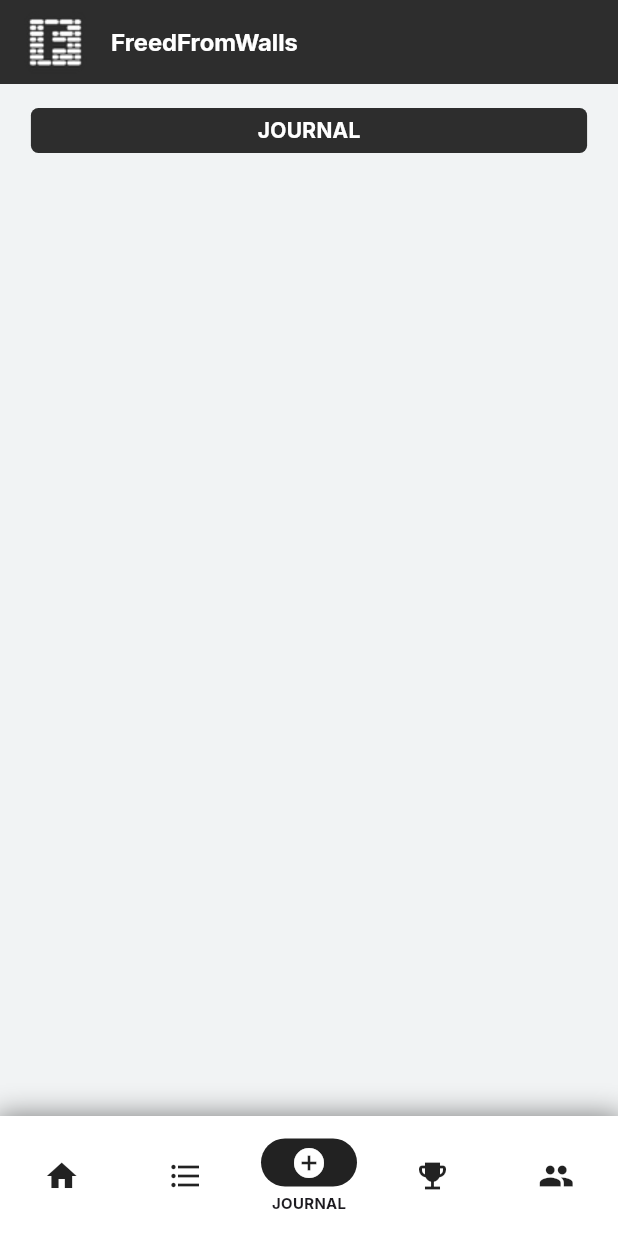
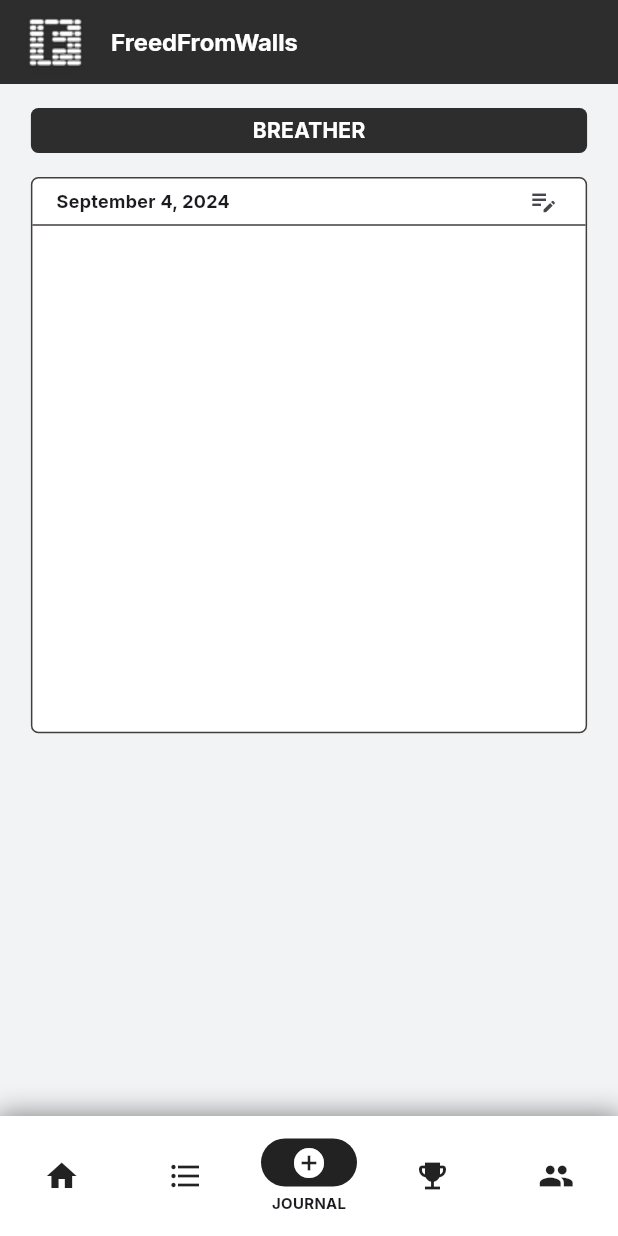
Before and after one commit to left-no-crumbz/freedfromwalls, a Flutter app: the screen it shows after launch, item 3 of the bottom bar chosen, on a phone screen of 412 x 824 dp. Run offline on Flutter 3.47's test engine with Material 3 defaults, Android fonts, the phone set to English and light mode, and no system bars; our stand-ins replace table_calendar.

Commit message:
Add container in breather_screen.dart

```diff
--- a/lib/screens/breather_screen.dart
+++ b/lib/screens/breather_screen.dart
@@ -1,5 +1,5 @@
 import 'package:flutter/material.dart';
-import '../assets/widgets/custom_appbar.dart';
+import 'package:intl/intl.dart';
 import '../assets/widgets/screen_title.dart';
 
 class BreatherPage extends StatefulWidget {
@@ -12,7 +12,11 @@ class BreatherPage extends StatefulWidget {
 void main() => runApp(const BreatherPage());
 
 class _BreatherPageState extends State<BreatherPage> {
+  static const dividerColor = Color(0xFF423e3d);
   static const scaffoldBackgroundColor = Color(0xFFF1F3F4);
+
+  final date = DateFormat("yMMMMd").format(DateTime.now());
+
   @override
   Widget build(BuildContext context) {
     return MaterialApp(
@@ -21,12 +25,56 @@ class _BreatherPageState extends State<BreatherPage> {
         fontFamily: "Inter",
         scaffoldBackgroundColor: scaffoldBackgroundColor,
       ),
-      home: const Scaffold(
+      home: Scaffold(
         body: Center(
           child: Column(
             children: <Widget>[
-              ScreenTitle(
-                title: "Journal",
+              const ScreenTitle(
+                title: "BREATHER",
+              ),
+              Container(
+                width: MediaQuery.of(context).size.width * .9, // 90% width
+                height: MediaQuery.of(context).size.width * .9,
+                decoration: BoxDecoration(
+                    color: Colors.white,
+                    borderRadius: BorderRadius.circular(5),
+                    border: Border.all(color: dividerColor)),
+                child: Column(
+                  children: [
+                    // A container was needed to reduce the margin
+                    // of the IconButton (i h8 flutter)
+                    Container(
+                      height: 30,
+                      alignment: Alignment.centerLeft,
+                      padding: const EdgeInsets.only(left: 16, right: 4),
+                      child: Row(
+                        children: [
+                          Text(
+                            date,
+                            style: const TextStyle(fontSize: 12),
+                          ),
+                          const Expanded(child: SizedBox()),
+                          IconButton(
+                            iconSize: 20,
+                            padding: EdgeInsets.zero,
+                            onPressed: () {
+                              setState(() {
+                                //   TODO: Add functionality here
+                              });
+                            },
+                            constraints: const BoxConstraints.tightFor(
+                                width: 20, height: 20),
+                            icon: const Icon(Icons.edit_note),
+                          ),
+                        ],
+                      ),
+                    ),
+                    const Divider(
+                      height: 2,
+                      color: dividerColor,
+                    ),
+                  ],
+                ),
               ),
             ],
           ),
```
